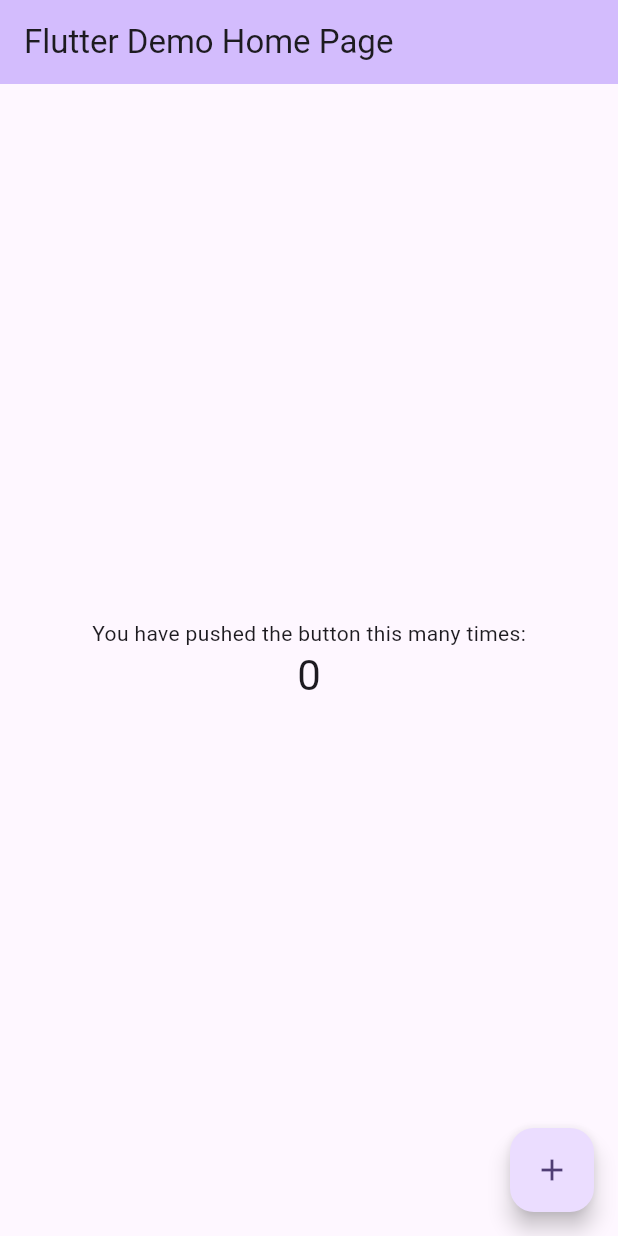
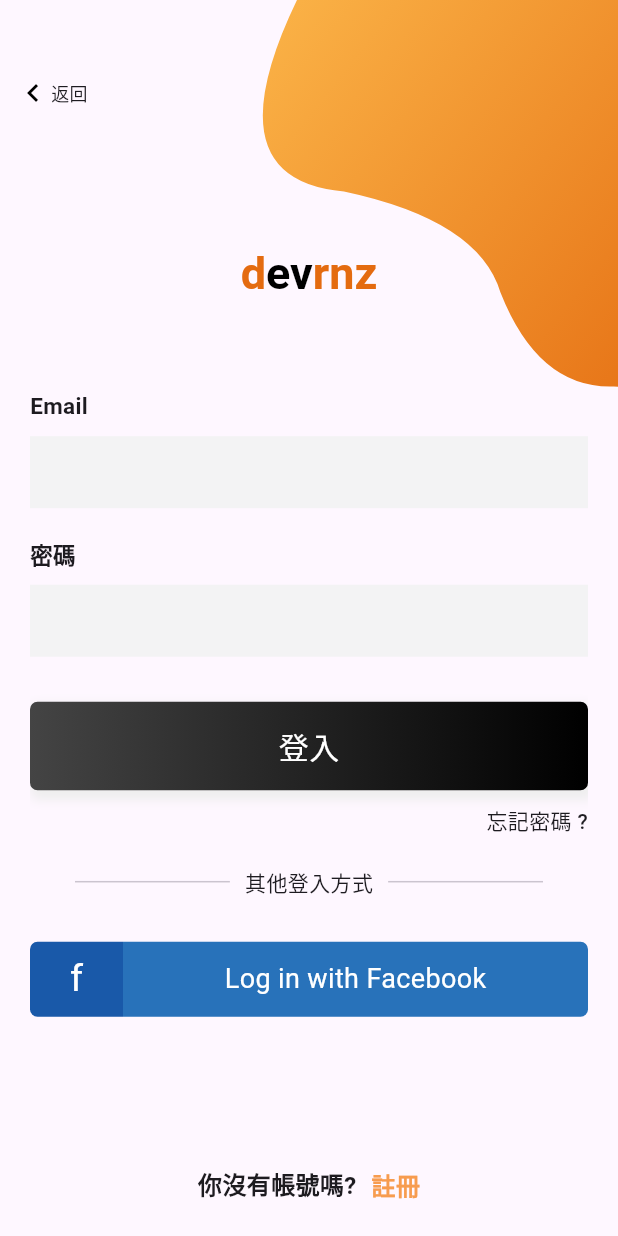
Before and after one commit to yuchiyang123/TASK_MANAGEMENT, a Flutter app: the screen it shows after launch, on a phone screen of 412 x 824 dp. Run offline on Flutter 3.47's test engine with Material 3 defaults, Android fonts, the phone set to English and light mode, and no system bars; our stand-ins replace email_validator, google_fonts, jwt_decoder; missing offline and left inert: bcrypt, dart_jsonwebtoken, mysql1.

Commit message:
新增登入頁面,使用開源項目(flutter_login_signup)

```diff
--- a/lib/features/auth/screens/login_screen.dart
+++ b/lib/features/auth/screens/login_screen.dart
@@ -0,0 +1,279 @@
+import 'package:flutter/material.dart';
+import 'package:task_management/features/auth/widgets/bezierContainer.dart';
+import 'package:task_management/features/auth/screens/register_screen.dart';
+import 'package:google_fonts/google_fonts.dart';
+
+class LoginPage extends StatefulWidget {
+  LoginPage({Key? key, this.title}) : super(key: key);
+
+  final String? title;
+
+  @override
+  _LoginPageState createState() => _LoginPageState();
+}
+
+class _LoginPageState extends State<LoginPage> {
+  Widget _backButton() {
+    return InkWell(
+      onTap: () {
+        Navigator.pop(context);
+      },
+      child: Container(
+        padding: EdgeInsets.symmetric(horizontal: 10),
+        child: Row(
+          children: <Widget>[
+            Container(
+              padding: EdgeInsets.only(left: 0, top: 10, bottom: 10),
+              child: Icon(Icons.keyboard_arrow_left, color: Colors.black),
+            ),
+            Text('返回',
+                style: TextStyle(fontSize: 12, fontWeight: FontWeight.w500))
+          ],
+        ),
+      ),
+    );
+  }
+
+  Widget _entryField(String title, {bool isPassword = false}) {
+    return Container(
+      margin: EdgeInsets.symmetric(vertical: 10),
+      child: Column(
+        crossAxisAlignment: CrossAxisAlignment.start,
+        children: <Widget>[
+          Text(
+            title,
+            style: TextStyle(fontWeight: FontWeight.bold, fontSize: 15),
+          ),
+          SizedBox(
+            height: 10,
+          ),
+          TextField(
+              obscureText: isPassword,
+              decoration: InputDecoration(
+                  border: InputBorder.none,
+                  fillColor: Color(0xfff3f3f4),
+                  filled: true))
+        ],
+      ),
+    );
+  }
+
+  Widget _submitButton() {
+    return Container(
+      width: MediaQuery.of(context).size.width,
+      padding: EdgeInsets.symmetric(vertical: 15),
+      alignment: Alignment.center,
+      decoration: BoxDecoration(
+          borderRadius: BorderRadius.all(Radius.circular(5)),
+          boxShadow: <BoxShadow>[
+            BoxShadow(
+                color: Colors.grey.shade200,
+                offset: Offset(2, 4),
+                blurRadius: 5,
+                spreadRadius: 2)
+          ],
+          gradient: LinearGradient(
+              begin: Alignment.centerLeft,
+              end: Alignment.centerRight,
+              colors: [
+                Color.fromARGB(255, 68, 68, 68),
+                Color.fromARGB(255, 0, 0, 0)
+              ])),
+      child: Text(
+        '登入',
+        style: TextStyle(fontSize: 20, color: Colors.white),
+      ),
+    );
+  }
+
+  Widget _divider() {
+    return Container(
+      margin: EdgeInsets.symmetric(vertical: 10),
+      child: Row(
+        children: <Widget>[
+          SizedBox(
+            width: 20,
+          ),
+          Expanded(
+            child: Padding(
+              padding: EdgeInsets.symmetric(horizontal: 10),
+              child: Divider(
+                thickness: 1,
+              ),
+            ),
+          ),
+          Text('其他登入方式'),
+          Expanded(
+            child: Padding(
+              padding: EdgeInsets.symmetric(horizontal: 10),
+              child: Divider(
+                thickness: 1,
+              ),
+            ),
+          ),
+          SizedBox(
+            width: 20,
+          ),
+        ],
+      ),
+    );
+  }
+
+  Widget _facebookButton() {
+    return Container(
+      height: 50,
+      margin: EdgeInsets.symmetric(vertical: 20),
+      decoration: BoxDecoration(
+        borderRadius: BorderRadius.all(Radius.circular(10)),
+      ),
+      child: Row(
+        children: <Widget>[
+          Expanded(
+            flex: 1,
+            child: Container(
+              decoration: BoxDecoration(
+                color: Color(0xff1959a9),
+                borderRadius: BorderRadius.only(
+                    bottomLeft: Radius.circular(5),
+                    topLeft: Radius.circular(5)),
+              ),
+              alignment: Alignment.center,
+              child: Text('f',
+                  style: TextStyle(
+                      color: Colors.white,
+                      fontSize: 25,
+                      fontWeight: FontWeight.w400)),
+            ),
+          ),
+          Expanded(
+            flex: 5,
+            child: Container(
+              decoration: BoxDecoration(
+                color: Color(0xff2872ba),
+                borderRadius: BorderRadius.only(
+                    bottomRight: Radius.circular(5),
+                    topRight: Radius.circular(5)),
+              ),
+              alignment: Alignment.center,
+              child: Text('Log in with Facebook',
+                  style: TextStyle(
+                      color: Colors.white,
+                      fontSize: 18,
+                      fontWeight: FontWeight.w400)),
+            ),
+          ),
+        ],
+      ),
+    );
+  }
+
+  Widget _createAccountLabel() {
+    return InkWell(
+      onTap: () {
+        Navigator.push(
+            context, MaterialPageRoute(builder: (context) => RegisterPage()));
+      },
+      child: Container(
+        margin: EdgeInsets.symmetric(vertical: 20),
+        padding: EdgeInsets.all(15),
+        alignment: Alignment.bottomCenter,
+        child: Row(
+          mainAxisAlignment: MainAxisAlignment.center,
+          children: <Widget>[
+            Text(
+              '你沒有帳號嗎?',
+              style: TextStyle(fontSize: 16, fontWeight: FontWeight.w600),
+            ),
+            SizedBox(
+              width: 10,
+            ),
+            Text(
+              '註冊',
+              style: TextStyle(
+                  color: Color(0xfff79c4f),
+                  fontSize: 16,
+                  fontWeight: FontWeight.w600),
+            ),
+          ],
+        ),
+      ),
+    );
+  }
+
+  Widget _title() {
+    return RichText(
+      textAlign: TextAlign.center,
+      text: TextSpan(
+          text: 'd',
+          style: TextStyle(
+              fontSize: 30,
+              fontWeight: FontWeight.w700,
+              color: Color(0xffe46b10)),
+          children: [
+            TextSpan(
+              text: 'ev',
+              style: TextStyle(color: Colors.black, fontSize: 30),
+            ),
+            TextSpan(
+              text: 'rnz',
+              style: TextStyle(color: Color(0xffe46b10), fontSize: 30),
+            ),
+          ]),
+    );
+  }
+
+  Widget _emailPasswordWidget() {
+    return Column(
+      children: <Widget>[
+        _entryField("Email"),
+        _entryField("密碼", isPassword: true),
+      ],
+    );
+  }
+
+  @override
+  Widget build(BuildContext context) {
+    final height = MediaQuery.of(context).size.height;
+    return Scaffold(
+        body: Container(
+      height: height,
+      child: Stack(
+        children: <Widget>[
+          Positioned(
+              top: -height * .15,
+              right: -MediaQuery.of(context).size.width * .4,
+              child: BezierContainer()),
+          Container(
+            padding: EdgeInsets.symmetric(horizontal: 20),
+            child: SingleChildScrollView(
+              child: Column(
+                crossAxisAlignment: CrossAxisAlignment.center,
+                mainAxisAlignment: MainAxisAlignment.center,
+                children: <Widget>[
+                  SizedBox(height: height * .2),
+                  _title(),
+                  SizedBox(height: 50),
+                  _emailPasswordWidget(),
+                  SizedBox(height: 20),
+                  _submitButton(),
+                  Container(
+                    padding: EdgeInsets.symmetric(vertical: 10),
+                    alignment: Alignment.centerRight,
+                    child: Text('忘記密碼 ?',
+                        style: TextStyle(
+                            fontSize: 14, fontWeight: FontWeight.w500)),
+                  ),
+                  _divider(),
+                  _facebookButton(),
+                  SizedBox(height: height * .055),
+                  _createAccountLabel(),
+                ],
+              ),
+            ),
+          ),
+          Positioned(top: 40, left: 0, child: _backButton()),
+        ],
+      ),
+    ));
+  }
+}
--- /dev/null
+++ b/lib/features/auth/widgets/bezierContainer.dart
@@ -0,0 +1,29 @@
+import 'dart:math';
+
+import 'package:flutter/material.dart';
+
+import 'customClipper.dart';
+
+class BezierContainer extends StatelessWidget {
+  const BezierContainer({Key? key}) : super(key: key);
+
+  @override
+  Widget build(BuildContext context) {
+    return Container(
+        child: Transform.rotate(
+      angle: -pi / 3.5,
+      child: ClipPath(
+        clipper: ClipPainter(),
+        child: Container(
+          height: MediaQuery.of(context).size.height * .5,
+          width: MediaQuery.of(context).size.width,
+          decoration: BoxDecoration(
+              gradient: LinearGradient(
+                  begin: Alignment.topCenter,
+                  end: Alignment.bottomCenter,
+                  colors: [Color(0xfffbb448), Color(0xffe46b10)])),
+        ),
+      ),
+    ));
+  }
+}
--- /dev/null
+++ b/lib/features/auth/widgets/customClipper.dart
@@ -0,0 +1,44 @@
+import 'package:flutter/material.dart';
+import 'package:flutter/painting.dart';
+
+class ClipPainter extends CustomClipper<Path> {
+  @override
+  Path getClip(Size size) {
+    var height = size.height;
+    var width = size.width;
+    var path = new Path();
+
+    path.lineTo(0, size.height);
+    path.lineTo(size.width, height);
+    path.lineTo(size.width, 0);
+
+    /// [Top Left corner]
+    var secondControlPoint = Offset(0, 0);
+    var secondEndPoint = Offset(width * .2, height * .3);
+    path.quadraticBezierTo(secondControlPoint.dx, secondControlPoint.dy,
+        secondEndPoint.dx, secondEndPoint.dy);
+
+    /// [Left Middle]
+    var fifthControlPoint = Offset(width * .3, height * .5);
+    var fiftEndPoint = Offset(width * .23, height * .6);
+    path.quadraticBezierTo(fifthControlPoint.dx, fifthControlPoint.dy,
+        fiftEndPoint.dx, fiftEndPoint.dy);
+
+    /// [Bottom Left corner]
+    var thirdControlPoint = Offset(0, height);
+    var thirdEndPoint = Offset(width, height);
+    path.quadraticBezierTo(thirdControlPoint.dx, thirdControlPoint.dy,
+        thirdEndPoint.dx, thirdEndPoint.dy);
+
+    path.lineTo(0, size.height);
+    path.close();
+
+    return path;
+  }
+
+  @override
+  bool shouldReclip(CustomClipper<Path> oldClipper) {
+    // TODO: implement shouldReclip
+    return true;
+  }
+}
--- a/lib/main.dart
+++ b/lib/main.dart
@@ -1,4 +1,5 @@
 import 'package:flutter/material.dart';
+import 'package:task_management/features/auth/screens/login_screen.dart';
 
 void main() {
   runApp(const MyApp());
@@ -31,7 +32,7 @@ class MyApp extends StatelessWidget {
         colorScheme: ColorScheme.fromSeed(seedColor: Colors.deepPurple),
         useMaterial3: true,
       ),
-      home: const MyHomePage(title: 'Flutter Demo Home Page'),
+      home: LoginPage(),
     );
   }
 }
@@ -55,19 +56,6 @@ class MyHomePage extends StatefulWidget {
 }
 
 class _MyHomePageState extends State<MyHomePage> {
-  int _counter = 0;
-
-  void _incrementCounter() {
-    setState(() {
-      // This call to setState tells the Flutter framework that something has
-      // changed in this State, which causes it to rerun the build method below
-      // so that the display can reflect the updated values. If we changed
-      // _counter without calling setState(), then the build method would not be
-      // called again, and so nothing would appear to happen.
-      _counter++;
-    });
-  }
-
   @override
   Widget build(BuildContext context) {
     // This method is rerun every time setState is called, for instance as done
@@ -76,50 +64,6 @@ class _MyHomePageState extends State<MyHomePage> {
     // The Flutter framework has been optimized to make rerunning build methods
     // fast, so that you can just rebuild anything that needs updating rather
     // than having to individually change instances of widgets.
-    return Scaffold(
-      appBar: AppBar(
-        // TRY THIS: Try changing the color here to a specific color (to
-        // Colors.amber, perhaps?) and trigger a hot reload to see the AppBar
-        // change color while the other colors stay the same.
-        backgroundColor: Theme.of(context).colorScheme.inversePrimary,
-        // Here we take the value from the MyHomePage object that was created by
-        // the App.build method, and use it to set our appbar title.
-        title: Text(widget.title),
-      ),
-      body: Center(
-        // Center is a layout widget. It takes a single child and positions it
-        // in the middle of the parent.
-        child: Column(
-          // Column is also a layout widget. It takes a list of children and
-          // arranges them vertically. By default, it sizes itself to fit its
-          // children horizontally, and tries to be as tall as its parent.
-          //
-          // Column has various properties to control how it sizes itself and
-          // how it positions its children. Here we use mainAxisAlignment to
-          // center the children vertically; the main axis here is the vertical
-          // axis because Columns are vertical (the cross axis would be
-          // horizontal).
-          //
-          // TRY THIS: Invoke "debug painting" (choose the "Toggle Debug Paint"
-          // action in the IDE, or press "p" in the console), to see the
-          // wireframe for each widget.
-          mainAxisAlignment: MainAxisAlignment.center,
-          children: <Widget>[
-            const Text(
-              'You have pushed the button this many times:',
-            ),
-            Text(
-              '$_counter',
-              style: Theme.of(context).textTheme.headlineMedium,
-            ),
-          ],
-        ),
-      ),
-      floatingActionButton: FloatingActionButton(
-        onPressed: _incrementCounter,
-        tooltip: 'Increment',
-        child: const Icon(Icons.add),
-      ), // This trailing comma makes auto-formatting nicer for build methods.
-    );
+    return Scaffold();
   }
 }
--- a/pubspec.yaml
+++ b/pubspec.yaml
@@ -52,8 +52,9 @@ dev_dependencies:
   bcrypt: ^1.1.3              # Hash 密碼加解密
   jwt_decoder: ^2.0.1         # jwt
   dart_jsonwebtoken: ^2.14.1  #jwt
-  email_validator: ^3.0.0     #email 驗證
-  logging: ^1.2.0             #log 套件
+  email_validator: ^3.0.0     # email 驗證
+  logging: ^1.2.0             # log 套件
+  google_fonts: ^6.2.1        # google 字體
 
 # For information on the generic Dart part of this file, see the
 # following page: https://dart.dev/tools/pub/pubspec
```
Also changed, not shown: lib/features/auth/screens/register_screen.dart (+193 -0 lines), pubspec.lock, 1 other file.
